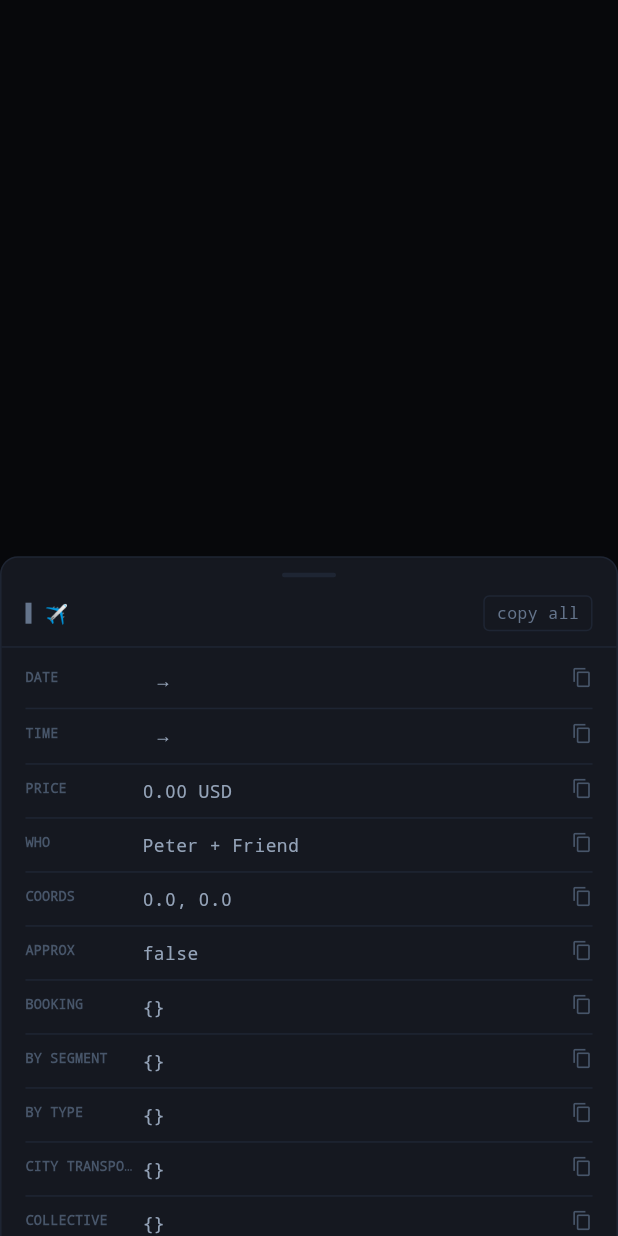
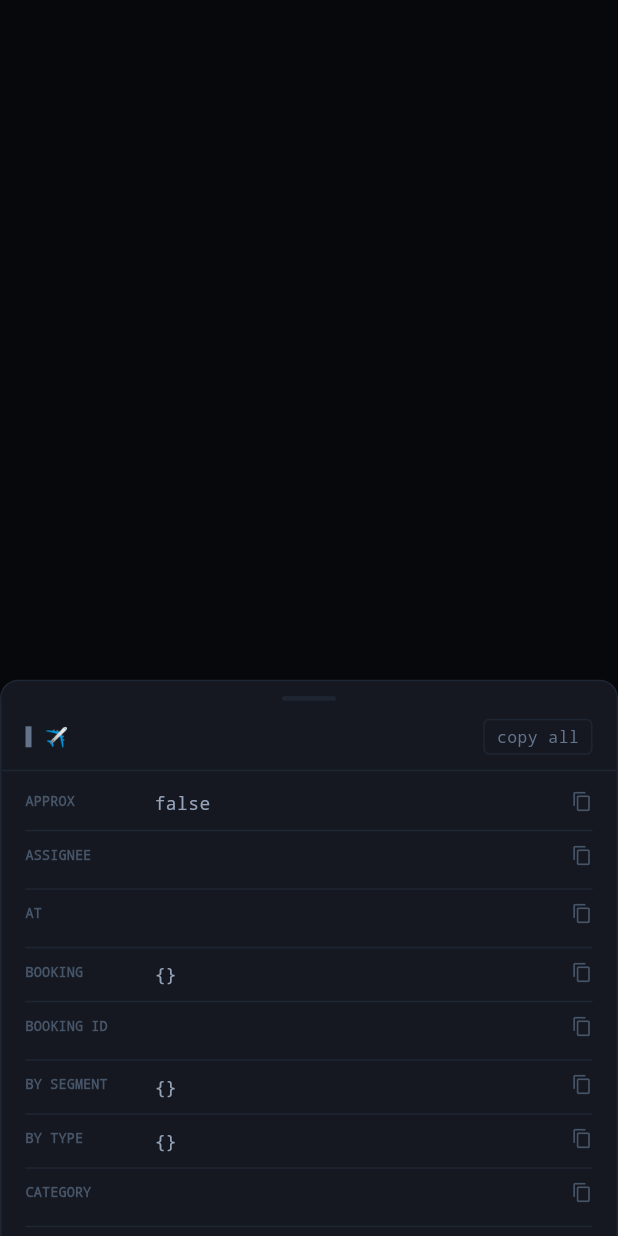
Before and after one commit to petrovito/china-trip-bookings, a Flutter app: what showBookingDetails() shows on an empty page, opened directly with empty values, after a tap on "copy all", on a phone screen of 412 x 824 dp. Run offline on Flutter 3.47's test engine with Material 3 defaults, Android fonts, the phone set to English and light mode, and no system bars; our stand-ins replace cached_network_image, qr_flutter, shared_preferences; accounts and stored records are empty; network calls fail.

Commit message:
feat: add details popup with per-field copy buttons to all booking cards incl hotel row

```diff
--- a/flutter/lib/widgets/booking_card.dart
+++ b/flutter/lib/widgets/booking_card.dart
@@ -162,10 +162,11 @@ class _ExpandedSection extends StatelessWidget {
           spacing: 6,
           runSpacing: 6,
           children: [
-            _SmBtn(
-              label: 'details',
-              onTap: () => showBookingDetails(context, b, prov.showToast),
-            ),
+            if (b.details != null && b.details!.isNotEmpty)
+              _SmBtn(
+                label: 'details',
+                onTap: () => showBookingDetails(context, b, prov.showToast),
+              ),
             // Copy full booking info (name, date, time, ref, address, notes)
             _SmBtn(
               label: '📋 info',
--- a/flutter/lib/widgets/booking_details_sheet.dart
+++ b/flutter/lib/widgets/booking_details_sheet.dart
@@ -4,13 +4,13 @@ import '../models/booking.dart';
 import '../config.dart';
 import '../theme/app_theme.dart';
 
-/// Opens a scrollable bottom sheet listing every non-null field of [booking]
-/// with per-field copy buttons and a "copy all" header action.
 void showBookingDetails(
   BuildContext context,
   Booking booking,
   void Function(String) showToast,
 ) {
+  final details = booking.details;
+  if (details == null || details.isEmpty) return;
   showModalBottomSheet(
     context: context,
     backgroundColor: Colors.transparent,
@@ -24,61 +24,20 @@ class _BookingDetailsSheet extends StatelessWidget {
   final void Function(String) showToast;
   const _BookingDetailsSheet({required this.booking, required this.showToast});
 
+  static String _label(String key) => key
+      .replaceAll('_peter', ' (P)')
+      .replaceAll('_friend', ' (K)')
+      .replaceAll('_', ' ');
+
   @override
   Widget build(BuildContext context) {
     final b = booking;
-    final fields = <(String, String)>[];
-
-    void add(String label, String? value) {
-      if (value != null && value.isNotEmpty) fields.add((label, value));
-    }
-
-    add('id', b.id);
-    add('type', b.type);
-    add('name', b.name);
-    if (b.date != null) {
-      add('date', b.dateEnd != null ? '${b.date} → ${b.dateEnd}' : b.date!);
-    }
-    if (b.time != null) {
-      add('time', b.timeEnd != null ? '${b.time} → ${b.timeEnd}' : b.time!);
-    }
-    add('from', b.origin);
-    add('to', b.location);
-    if (b.price != null) add('price', fmtPrice(b.price, b.currency));
-    add('platform', b.platform);
-    add('ref', b.reference);
-    add('notes', b.notes);
-    add('who', b.travelers == 'both'
-        ? 'Peter + $kFriendName'
-        : b.travelers == 'friend'
-            ? kFriendName
-            : 'Peter');
-    if (b.paidBy != null && b.paidBy!.isNotEmpty) {
-      add('paid', b.paidBy == 'peter' ? 'Peter' : kFriendName);
-    }
-    if (b.settled) add('settled', 'yes');
-    add('segment', b.segmentId);
-    add('map', b.mapQuery);
-    if (b.mapLat != null && b.mapLng != null) {
-      add('coords', '${b.mapLat}, ${b.mapLng}');
-    }
-    if (b.details != null) {
-      for (final e in b.details!.entries) {
-        final key = e.key
-            .replaceAll('_peter', ' (P)')
-            .replaceAll('_friend', ' (K)')
-            .replaceAll('_', ' ');
-        add(key, e.value?.toString());
-      }
-    }
-    for (final p in b.allPasses) {
-      add('pass (${p.who == 'peter' ? 'P' : 'K'})', p.code);
-    }
+    final entries = b.details!.entries.toList();
 
     return DraggableScrollableSheet(
-      initialChildSize: 0.55,
-      maxChildSize: 0.92,
-      minChildSize: 0.25,
+      initialChildSize: 0.45,
+      maxChildSize: 0.85,
+      minChildSize: 0.2,
       builder: (_, controller) => Container(
         decoration: const BoxDecoration(
           color: AppColors.surface,
@@ -91,26 +50,22 @@ class _BookingDetailsSheet extends StatelessWidget {
         ),
         child: Column(
           children: [
-            // Drag handle
             Center(
               child: Container(
                 margin: const EdgeInsets.only(top: 10, bottom: 12),
-                width: 36,
-                height: 3,
+                width: 36, height: 3,
                 decoration: BoxDecoration(
                   color: AppColors.border,
                   borderRadius: BorderRadius.circular(2),
                 ),
               ),
             ),
-            // Header
             Padding(
               padding: const EdgeInsets.fromLTRB(16, 0, 16, 10),
               child: Row(
                 children: [
                   Container(
-                    width: 4,
-                    height: 14,
+                    width: 4, height: 14,
                     margin: const EdgeInsets.only(right: 8),
                     color: AppColors.typeColor(b.type),
                   ),
@@ -126,73 +81,58 @@ class _BookingDetailsSheet extends StatelessWidget {
                   const SizedBox(width: 8),
                   GestureDetector(
                     onTap: () async {
-                      final text =
-                          fields.map((f) => '${f.$1}: ${f.$2}').join('\n');
+                      final text = entries
+                          .map((e) => '${_label(e.key)}: ${e.value}')
+                          .join('\n');
                       await Clipboard.setData(ClipboardData(text: text));
                       showToast('All copied');
                     },
                     child: Container(
-                      padding: const EdgeInsets.symmetric(
-                          horizontal: 8, vertical: 3),
+                      padding: const EdgeInsets.symmetric(horizontal: 8, vertical: 3),
                       decoration: BoxDecoration(
                         border: Border.all(color: AppColors.border),
                         borderRadius: BorderRadius.circular(4),
                       ),
-                      child: Text(
-                        'copy all',
-                        style: AppTextStyles.mono11(color: AppColors.textFaint),
-                      ),
+                      child: Text('copy all', style: AppTextStyles.mono11(color: AppColors.textFaint)),
                     ),
                   ),
                 ],
               ),
             ),
             const Divider(height: 1, color: AppColors.border),
-            // Field rows
             Expanded(
               child: ListView.separated(
                 controller: controller,
-                padding:
-                    const EdgeInsets.symmetric(horizontal: 16, vertical: 4),
-                itemCount: fields.length,
-                separatorBuilder: (_, __) =>
-                    const Divider(height: 1, color: AppColors.border),
+                padding: const EdgeInsets.symmetric(horizontal: 16, vertical: 4),
+                itemCount: entries.length,
+                separatorBuilder: (_, __) => const Divider(height: 1, color: AppColors.border),
                 itemBuilder: (_, i) {
-                  final label = fields[i].$1;
-                  final value = fields[i].$2;
+                  final label = _label(entries[i].key);
+                  final value = entries[i].value?.toString() ?? '';
                   return Padding(
                     padding: const EdgeInsets.symmetric(vertical: 9),
                     child: Row(
                       crossAxisAlignment: CrossAxisAlignment.start,
                       children: [
                         SizedBox(
-                          width: 72,
+                          width: 80,
                           child: Text(
                             label.toUpperCase(),
-                            style: AppTextStyles.label(
-                                size: 9, color: AppColors.textTiny),
+                            style: AppTextStyles.label(size: 9, color: AppColors.textTiny),
                             overflow: TextOverflow.ellipsis,
                           ),
                         ),
                         const SizedBox(width: 6),
                         Expanded(
-                          child: SelectableText(
-                            value,
-                            style: AppTextStyles.mono12(),
-                          ),
+                          child: SelectableText(value, style: AppTextStyles.mono12()),
                         ),
                         const SizedBox(width: 8),
                         GestureDetector(
                           onTap: () async {
-                            await Clipboard.setData(
-                                ClipboardData(text: value));
+                            await Clipboard.setData(ClipboardData(text: value));
                             showToast('$label copied');
                           },
-                          child: const Icon(
-                            Icons.copy,
-                            size: 14,
-                            color: AppColors.textTiny,
-                          ),
+                          child: const Icon(Icons.copy, size: 14, color: AppColors.textTiny),
                         ),
                       ],
                     ),
--- a/flutter/lib/widgets/segment_card.dart
+++ b/flutter/lib/widgets/segment_card.dart
@@ -437,6 +437,7 @@ class _HotelRow extends StatelessWidget {
           const Text('🏨', style: TextStyle(fontSize: 14)),
           const SizedBox(width: 8),
           Expanded(child: Text(b.name ?? '', style: AppTextStyles.body(size: 12))),
+          if (b.details != null && b.details!.isNotEmpty) ...[
             GestureDetector(
               onTap: () => showBookingDetails(context, b, prov.showToast),
               child: Container(
@@ -449,6 +450,7 @@ class _HotelRow extends StatelessWidget {
                 child: Text('details', style: AppTextStyles.mono11(color: AppColors.textFaint)),
               ),
             ),
+          ],
           if (b.hasMap) ...[
             const SizedBox(width: 6),
             GestureDetector(
--- a/flutter/lib/widgets/transit_card.dart
+++ b/flutter/lib/widgets/transit_card.dart
@@ -161,10 +161,11 @@ class _ExpandedDetails extends StatelessWidget {
         // Action row
         Row(
           children: [
-            _LinkButton(
-              label: 'details',
-              onTap: () => showBookingDetails(context, b, prov.showToast),
-            ),
+            if (b.details != null && b.details!.isNotEmpty)
+              _LinkButton(
+                label: 'details',
+                onTap: () => showBookingDetails(context, b, prov.showToast),
+              ),
             if (b.hasMap) ...[
               const SizedBox(width: 6),
               _LinkButton(
```
Lines whose indentation alone changed are shown as unchanged.
